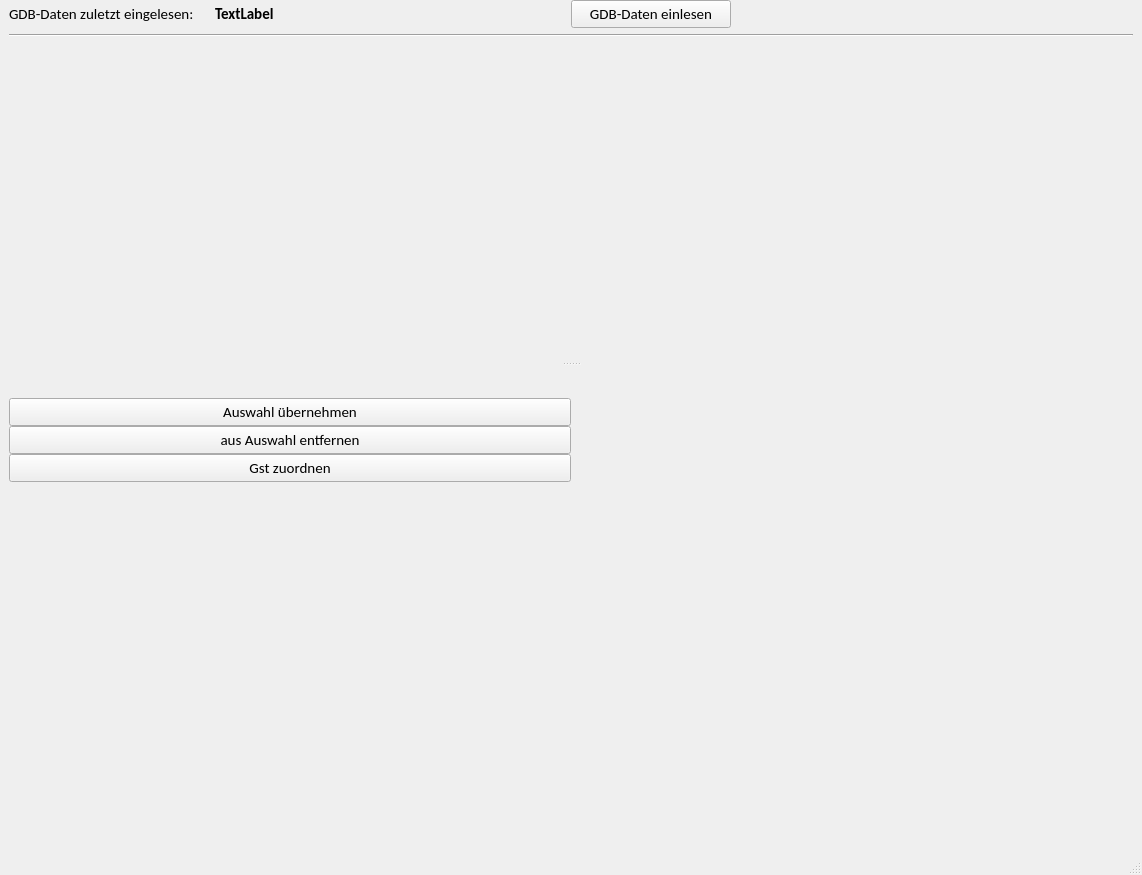
This is core/scopes/gst/gst_zuordnung.ui in gidhoog/AlmGIS as Qt 5 draws it before an edit. The edited form follows.
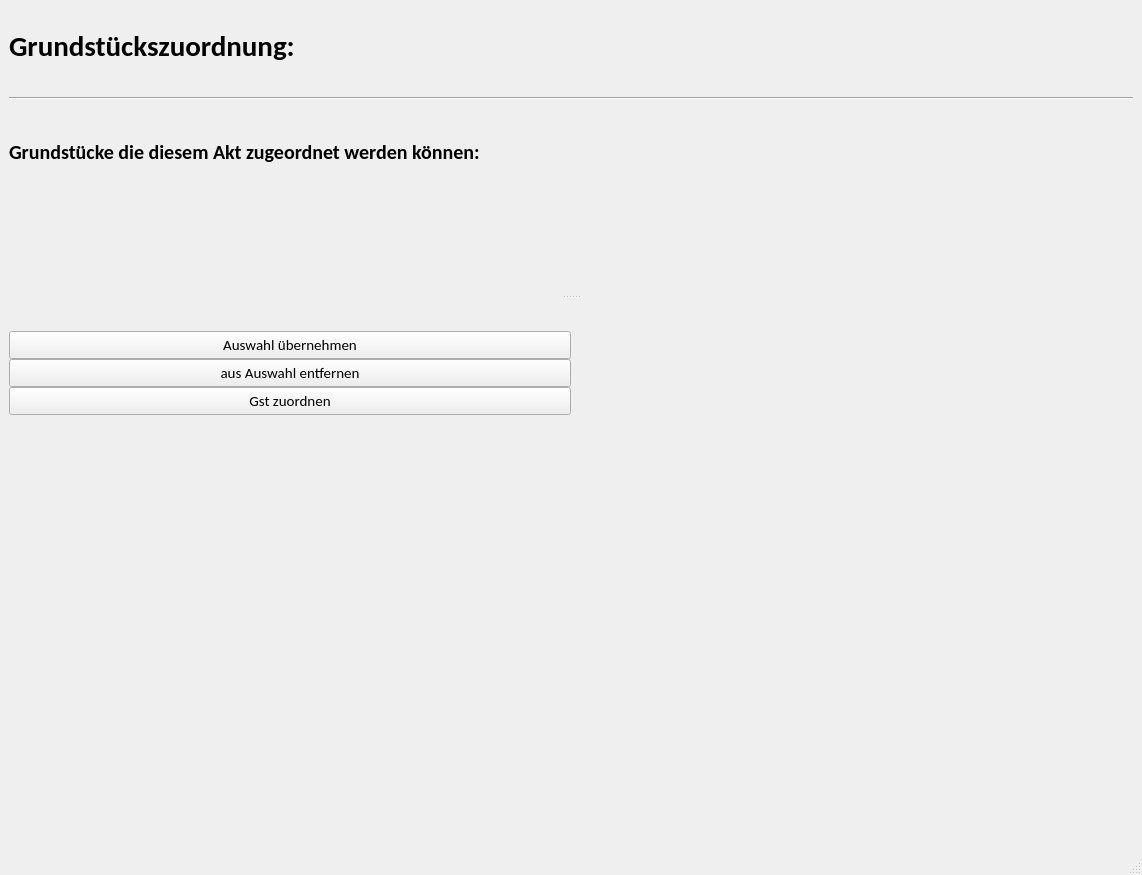
This is the edited form. Icons and pictures are not drawn. Custom widgets are drawn as their Qt base class.

Commit message: ändere die platzierung einiger tools bei der gst-zuordnung

```diff
--- a/core/scopes/gst/gst_zuordnung.ui
+++ b/core/scopes/gst/gst_zuordnung.ui
@@ -46,106 +46,57 @@
       </property>
       <widget class="QWidget" name="gridLayoutWidget_3">
        <layout class="QGridLayout" name="gridLayout_3">
-        <item row="2" column="0" colspan="4">
-         <layout class="QVBoxLayout" name="uiGstTableVLay">
-          <property name="topMargin">
-           <number>73</number>
+        <item row="1" column="0" colspan="4">
+         <widget class="Line" name="line">
+          <property name="orientation">
+           <enum>Qt::Horizontal</enum>
           </property>
-         </layout>
-        </item>
-        <item row="0" column="3">
-         <widget class="QPushButton" name="uiOpenImpPathPbtn">
-          <property name="sizePolicy">
-           <sizepolicy hsizetype="Fixed" vsizetype="Fixed">
-            <horstretch>0</horstretch>
-            <verstretch>0</verstretch>
-           </sizepolicy>
-          </property>
-          <property name="text">
-           <string/>
-          </property>
-          <property name="icon">
-           <iconset resource="../../../resources.qrc">
-            <normaloff>:/svg/resources/icons/mActionFileOpen.svg</normaloff>:/svg/resources/icons/mActionFileOpen.svg</iconset>
-          </property>
-          <property name="iconSize">
-           <size>
-            <width>25</width>
-            <height>25</height>
-           </size>
-          </property>
-          <property name="flat">
-           <bool>true</bool>
-          </property>
          </widget>
         </item>
-        <item row="0" column="2">
-         <widget class="QPushButton" name="uiLoadGdbPbtn">
-          <property name="maximumSize">
-           <size>
-            <width>160</width>
-            <height>16777215</height>
-           </size>
-          </property>
-          <property name="font">
-           <font>
-            <family>Calibri</family>
-            <pointsize>11</pointsize>
-           </font>
-          </property>
-          <property name="text">
-           <string>GDB-Daten einlesen</string>
-          </property>
-         </widget>
-        </item>
-        <item row="2" column="4">
+        <item row="4" column="3">
          <layout class="QVBoxLayout" name="verticalLayout_2">
           <item>
            <widget class="InfoButton" name="uiInfoBtnGstTable" native="true"/>
           </item>
          </layout>
         </item>
-        <item row="0" column="0">
-         <widget class="QLabel" name="label">
-          <property name="maximumSize">
-           <size>
-            <width>200</width>
-            <height>16777215</height>
-           </size>
-          </property>
+        <item row="2" column="0" colspan="2">
+         <widget class="QLabel" name="label_2">
           <property name="font">
            <font>
             <family>Calibri</family>
-            <pointsize>11</pointsize>
+            <pointsize>15</pointsize>
+            <weight>75</weight>
+            <bold>true</bold>
            </font>
           </property>
           <property name="text">
-           <string>GDB-Daten zuletzt eingelesen:</string>
+           <string>Grundstücke die diesem Akt zugeordnet werden können:</string>
           </property>
          </widget>
         </item>
-        <item row="1" column="0" colspan="5">
-         <widget class="Line" name="line">
-          <property name="orientation">
-           <enum>Qt::Horizontal</enum>
-          </property>
-         </widget>
-        </item>
-        <item row="0" column="4">
+        <item row="2" column="2">
          <widget class="InfoButton" name="uiInfoBtnImport" native="true"/>
         </item>
-        <item row="0" column="1">
-         <widget class="QLabel" name="uiGdbDataTimeLbl">
+        <item row="4" column="0" colspan="3">
+         <layout class="QVBoxLayout" name="uiGstTableVLay">
+          <property name="topMargin">
+           <number>0</number>
+          </property>
+         </layout>
+        </item>
+        <item row="0" column="0" colspan="2">
+         <widget class="QLabel" name="label">
           <property name="font">
            <font>
             <family>Calibri</family>
-            <pointsize>11</pointsize>
+            <pointsize>22</pointsize>
             <weight>75</weight>
             <bold>true</bold>
            </font>
           </property>
           <property name="text">
-           <string>TextLabel</string>
+           <string>Grundstückszuordnung:</string>
           </property>
          </widget>
         </item>
```
The commit also changes 6 other files.
